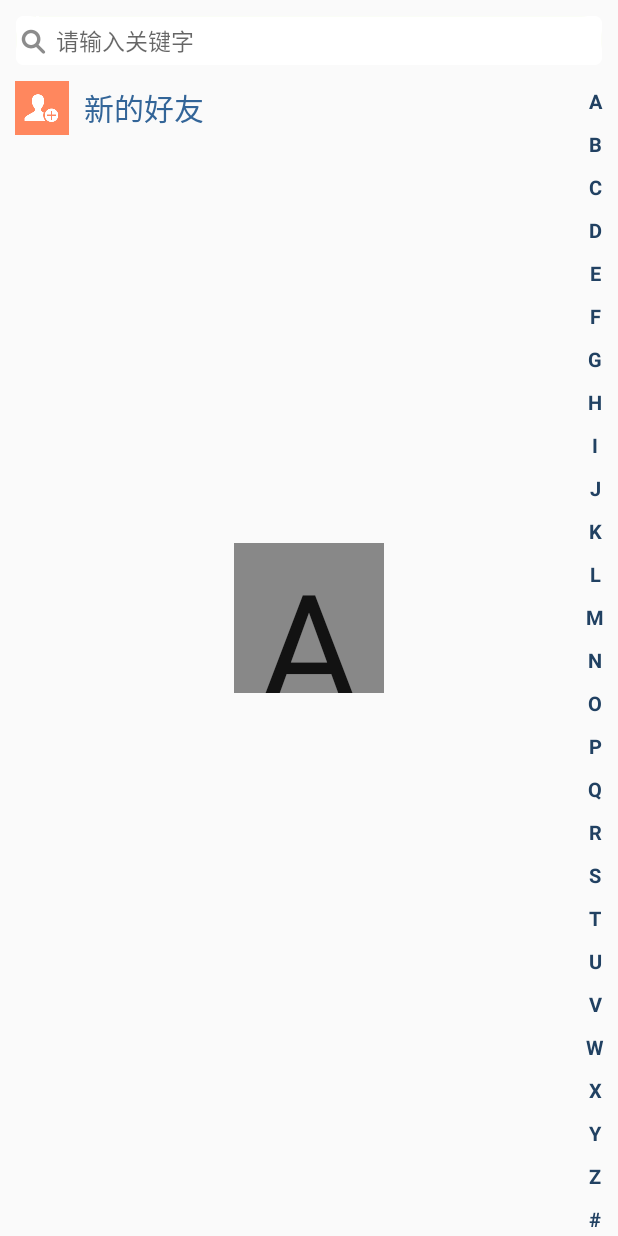
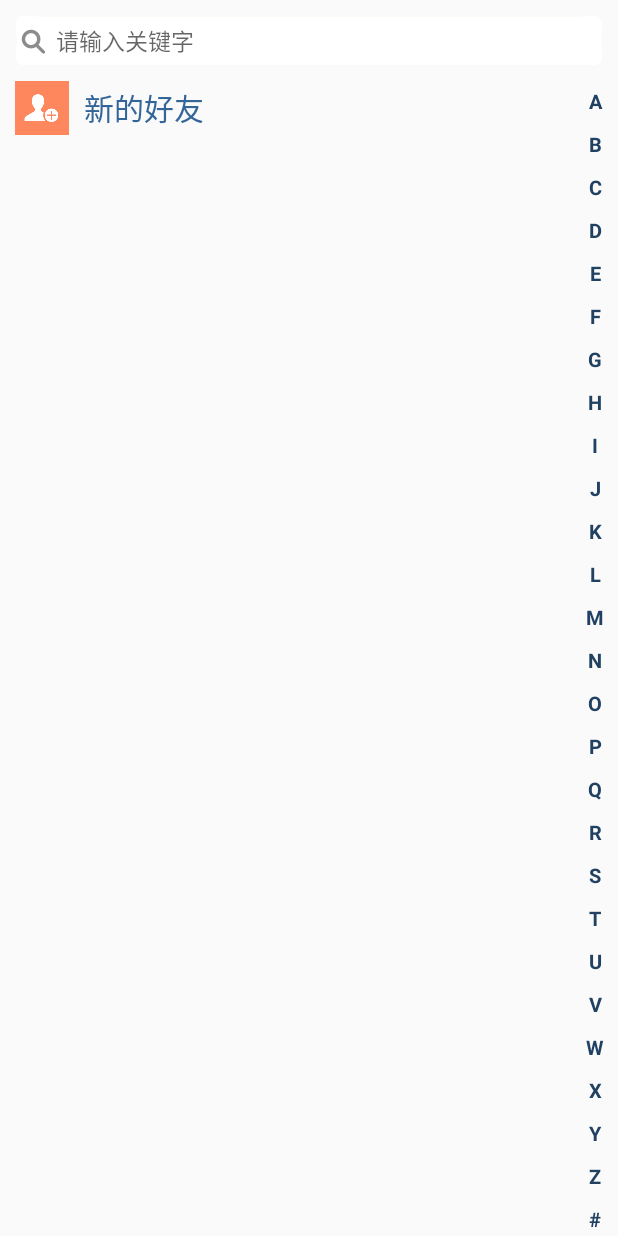
Before and after one commit to GHvictor/DecipherStranger, an Android app: the ContactsPageActivity screen opened directly, with no data from a screen before it, on a phone screen of 412 x 824 dp. Run offline under Robolectric (Android 15) with nearby library versions, the phone set to English and light mode, and no system bars; 1 statement that could not run was skipped.

Commit message:
# Decipher Stranger # Layout # Created by penghaitao 5/13

```diff
--- a/app/src/main/java/com/android/decipherstranger/activity/MainPageActivity/ConversationPageActivity.java
+++ b/app/src/main/java/com/android/decipherstranger/activity/MainPageActivity/ConversationPageActivity.java
@@ -10,8 +10,6 @@ import com.android.decipherstranger.R;
 import com.android.decipherstranger.activity.Base.BaseActivity;
 import com.android.decipherstranger.db.DATABASE;
 import com.android.decipherstranger.db.ConversationList;
-import com.android.decipherstranger.entity.Contacts;
-import com.android.decipherstranger.entity.User;
 import com.android.decipherstranger.util.MyStatic;
 
 import java.util.ArrayList;
--- a/app/src/main/java/com/android/decipherstranger/db/DATABASE.java
+++ b/app/src/main/java/com/android/decipherstranger/db/DATABASE.java
@@ -12,7 +12,7 @@ import com.android.decipherstranger.util.MyStatic;
 public class DATABASE extends SQLiteOpenHelper {
 
     private static final String DATABASE_NAME = "ds_chat.db";
-    private static final int DATABASE_VERSION = 2;
+    private static final int DATABASE_VERSION = 3;
 
     public DATABASE(Context context){
         super(context,DATABASE_NAME,null,DATABASE_VERSION);
@@ -46,11 +46,13 @@ public class DATABASE extends SQLiteOpenHelper {
     //  最近联系人
     private void CreateRecentContactsTab(SQLiteDatabase db) {
         String sql = "CREATE TABLE `recent_contacts` (" +
-                "  `account` varchar(20) DEFAULT NULL," +
+                "  `account` varchar(20) NOT NULL," +
                 "  `username` varchar(20) DEFAULT NULL," +
                 "  `userphoto` mediumblob," +
                 "  `newest` varchar(30) DEFAULT NULL," +
-                "  `contacts_time` datetime DEFAULT NULL)" ;
+                "  `contacts_time` datetime DEFAULT NULL," +
+                "  PRIMARY KEY (`account`)" +
+                ")" ;
         db.execSQL(sql);
     }
 
--- a/app/src/main/res/layout/activity_main_contacts.xml
+++ b/app/src/main/res/layout/activity_main_contacts.xml
@@ -78,14 +78,12 @@
         android:layout_toStartOf="@+id/sidrbar" />
 
     <TextView
-        android:layout_width="100dp"
-        android:layout_height="100dp"
+        android:layout_width="wrap_content"
+        android:layout_height="wrap_content"
         android:textAppearance="?android:attr/textAppearanceLarge"
-        android:text="A"
         android:id="@+id/dialog"
         android:textSize="100dp"
         android:gravity="center_horizontal|top"
-        android:background="@color/gray"
         android:layout_centerVertical="true"
         android:layout_centerHorizontal="true" />
 
```
Also changed, not shown: app/src/main/java/com/android/decipherstranger/db/ConversationList.java (+12 -36 lines).
